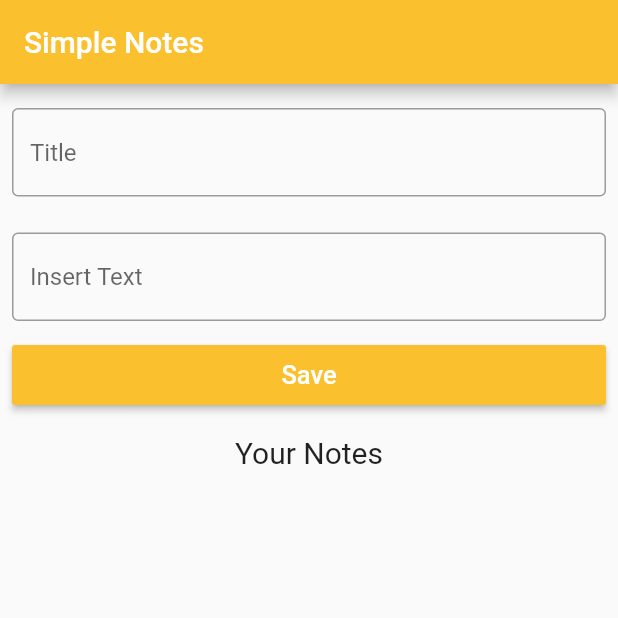
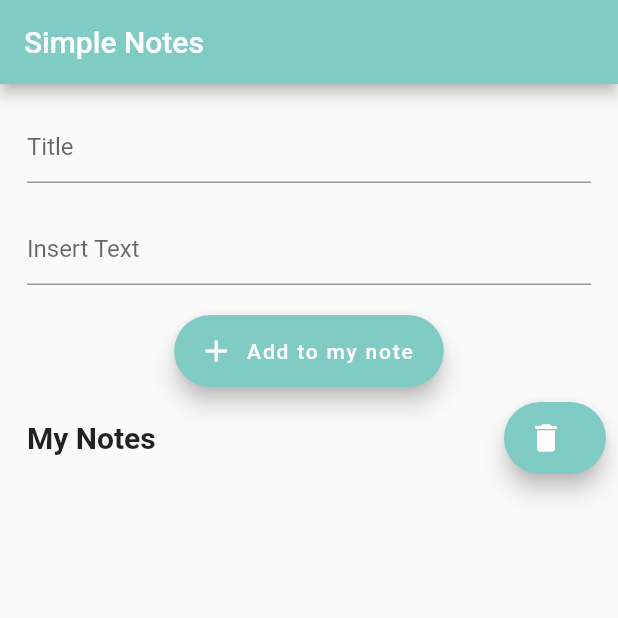
Before and after one commit to hhidayatinc/kuis, a Flutter app: the screen it shows after launch, on a phone screen of 412 x 824 dp, the top half of it. Run offline on Flutter 3.47's test engine with Material 2 defaults, Android fonts, the phone set to English and light mode, and no system bars.

```diff
--- a/lib/input.dart
+++ b/lib/input.dart
@@ -1,22 +1,73 @@
+import 'package:flutter/material.dart';
+import 'package:flutter/services.dart';
 
-class HimpunanNotes{
-  String title, detail;
+class InputFormButton extends StatelessWidget {
+  const InputFormButton({
+    Key key,
+    @required this.inputTitle,@required this.inputDetail,
+    @required this.inputCatatan,@required this.clearAll,
+  }) : super(key: key);
 
-  HimpunanNotes(this.title,this.detail);
+  final TextEditingController inputTitle;
+  final TextEditingController inputDetail;
+  final Function inputCatatan;
+  final Function clearAll;
 
-  void setTitle(String newTitle){
-    this.title = newTitle;
-  }
-
-  String getTitle(){
-    return this.title;
-  }
-
-  void setDetail(String newDetail){
-    this.detail= newDetail;
-  }
-
-  String getDetail(){
-    this.detail;
+  @override
+  Widget build(BuildContext context) {
+    return Column(
+      children: [
+        Container(
+          padding: EdgeInsets.all(10),
+          child: TextFormField(
+            controller: inputTitle,
+            decoration: InputDecoration(
+              //border: OutlineInputBorder(),
+              hintText: "Title"),
+              keyboardType: TextInputType.text,
+              inputFormatters: <TextInputFormatter>[
+              LengthLimitingTextInputFormatter(50)
+            ],
+          ),
+        ),
+        Container(
+         padding: EdgeInsets.all(10),
+          child: TextFormField(
+            controller: inputDetail,
+            decoration: InputDecoration(
+              hintText: "Insert Text",
+              ),
+             keyboardType: TextInputType.multiline,//untuk membuat text lebih panjang
+            maxLines: null,
+            ),
+         ),
+        SizedBox(height: 10.0,),
+        FloatingActionButton.extended(//button with an optional icon and label
+          onPressed: inputCatatan, //memanggil fungsi untuk menyimpan hasil inputan user
+          backgroundColor: Colors.teal[200],
+          icon: Icon(Icons.add),
+          label: Text('Add to my note'),
+          ),
+        SizedBox(height: 10.0),
+        Row(
+          mainAxisAlignment: MainAxisAlignment.spaceBetween,//memberikan space diantara row secara horizontal
+          children: [
+            Container(
+              margin: EdgeInsets.all(10),
+          child: Text(
+            "My Notes",
+            style: TextStyle(fontSize: 20, fontWeight: FontWeight.bold),
+          ),
+            ),
+            FloatingActionButton.extended(
+              onPressed: clearAll, //memanggil fungsi untuk menghapus semua notes
+              icon: Icon(Icons.delete),
+              label: Text(''),
+              backgroundColor: Colors.teal[200],
+              ),
+          ],
+      ),
+      ],
+    );
   }
 }
--- a/lib/main.dart
+++ b/lib/main.dart
@@ -1,6 +1,7 @@
 import 'package:flutter/material.dart';
 import 'package:flutter/services.dart';
-//import 'input.dart';
+import 'input.dart';
+import 'notes.dart';
 
 
 
@@ -17,21 +18,25 @@ class MyApp extends StatefulWidget {
 class _MyAppState extends State<MyApp> {
   TextEditingController inputTitle = new TextEditingController();
   TextEditingController inputDetail = new TextEditingController();
-  //List<HimpunanNotes> listHasilItem = [];
-  List<String> listHasilItem = [];
-  //List<String> listTitle = [];
-  //List<String> listDetail = [];
-  String _inputTitle = " ";
-  String _inputDetail = " ";
+  List<String> listHasilItem = []; //menyimpan hasil inputan user
+  String _inputTitle = " "; //atribute bersifat private
+  String _inputDetail = " "; //atribute bersifat private
 
-
+//fungsi menambah notes
   void inputCatatan() {
     setState(() {
        _inputTitle = inputTitle.text;
       _inputDetail = inputDetail.text;
-      //listHasilItem.add(HimpunanNotes("$listTitle", "$listDetail"));
-      listHasilItem.add("$_inputTitle"
-      "$_inputDetail");
+       listHasilItem.add("$_inputTitle           " "            $_inputDetail"); //untuk menyimpan hasilnya
+       inputTitle.clear(); //menghilangkan input an sebelumnya
+       inputDetail.clear();//menghilangkan input an sebelumnya
+    });
+  }
+
+//fungsi untuk menghapus semua notes
+  void clearAll(){
+    setState(() {
+      listHasilItem.clear();
     });
   }
 
@@ -39,13 +44,13 @@ class _MyAppState extends State<MyApp> {
   Widget build(BuildContext context) {
     return MaterialApp(
       debugShowCheckedModeBanner: false,
-      title: 'Flutter Demo',
+      title: 'Kuis 1 - Catatan Sederhana',
       theme: ThemeData(
         visualDensity: VisualDensity.adaptivePlatformDensity,
       ),
       home: Scaffold(
         appBar: AppBar(
-          backgroundColor: Colors.yellow[700],
+          backgroundColor: Colors.teal[200],
           title: Text("Simple Notes"),
         ),
         body: Container(
@@ -54,73 +59,12 @@ class _MyAppState extends State<MyApp> {
             mainAxisAlignment: MainAxisAlignment.start,
             crossAxisAlignment: CrossAxisAlignment.start,
               children: [
-                Column(
-                  children: [
-                    Container(
-                      padding: EdgeInsets.symmetric(vertical: 8.0),
-                      child: TextFormField(
-                        controller: inputTitle,
-                        decoration: InputDecoration(
-                          border: OutlineInputBorder(),
-                          hintText: "Title"),
-                          keyboardType: TextInputType.text,
-                          inputFormatters: <TextInputFormatter>[
-                          LengthLimitingTextInputFormatter(50)
-                        ],
-                      ),
-                    ),
-                    SizedBox(height: 8.0,),
-                    Container(
-                     padding: EdgeInsets.symmetric(vertical: 8.0),
-                      child: TextFormField(
-                        controller: inputDetail,
-                        decoration: InputDecoration(
-                          hintText: "Insert Text",
-                          border: new OutlineInputBorder(
-                          ),
-                          ),
-
-                        keyboardType: TextInputType.multiline,
-                        maxLines: null,
-                        ),
-                     ),
-                    SizedBox(height: 8.0,),
-                    Container(
-                      width: double.infinity,
-                      height: 40,
-                      child: RaisedButton(
-                        onPressed: inputCatatan,
-                        color: Colors.yellow[700],
-                        child: Text("Save", style: TextStyle(color: Colors.white, fontSize: 17)),
-                        ),
-                    ),
-                    SizedBox(height: 10.0),
-                    Container(
-                      margin: EdgeInsets.only(top: 10, bottom: 10),
-                      child: Text(
-                        "Your Notes",
-                        style: TextStyle(fontSize: 20),
-                      ),
-                    ),
-                  ],
-                ),
+                InputFormButton(inputTitle: inputTitle,
+                inputDetail: inputDetail,
+                inputCatatan: inputCatatan,
+                clearAll: clearAll),
                 Expanded(
-                     child: GridView.count(
-                       padding: const EdgeInsets.all(10),
-                       crossAxisSpacing: 16,
-                       mainAxisSpacing: 15,
-                       crossAxisCount: 2,
-                       children: listHasilItem.map((String value) {
-                         return Container(
-                           padding: const EdgeInsets.all(15),
-                           child: Text(
-                             value,
-                             style: TextStyle(fontSize: 20, color: Colors.white),
-                           ),
-                           color: Colors.yellow[700],
-                         );
-                       }).toList(),
-                      ),
+                     child: Notes(listHasilItem: listHasilItem),
                 ),
                ],
             ),
--- /dev/null
+++ b/lib/notes.dart
@@ -0,0 +1,31 @@
+import 'package:flutter/material.dart';
+
+class Notes extends StatelessWidget {
+  const Notes({
+    Key key,
+    @required this.listHasilItem,
+  }) : super(key: key);
+
+  final List<String> listHasilItem;
+
+  @override
+  Widget build(BuildContext context) {
+    return GridView.count(
+      primary: false,
+      padding: const EdgeInsets.all(10),
+      crossAxisSpacing: 16, //memberikan space antar grid secara vertikal
+      mainAxisSpacing: 15, //memberikan space antar grid secara horizontal
+      crossAxisCount: 2, //jumlah grid dalam satu baris
+      children: listHasilItem.map((String value) {
+        return Container(
+          padding: const EdgeInsets.all(15),
+          child: Text(
+            value,
+            style: TextStyle(fontSize: 17, color: Colors.white),
+          ),
+          color: Colors.teal[200],
+        );
+      }).toList(),
+     );
+  }
+}
```
Also changed, not shown: images/1.jpeg (added), images/2.jpeg (added), images/3.jpeg (added).
